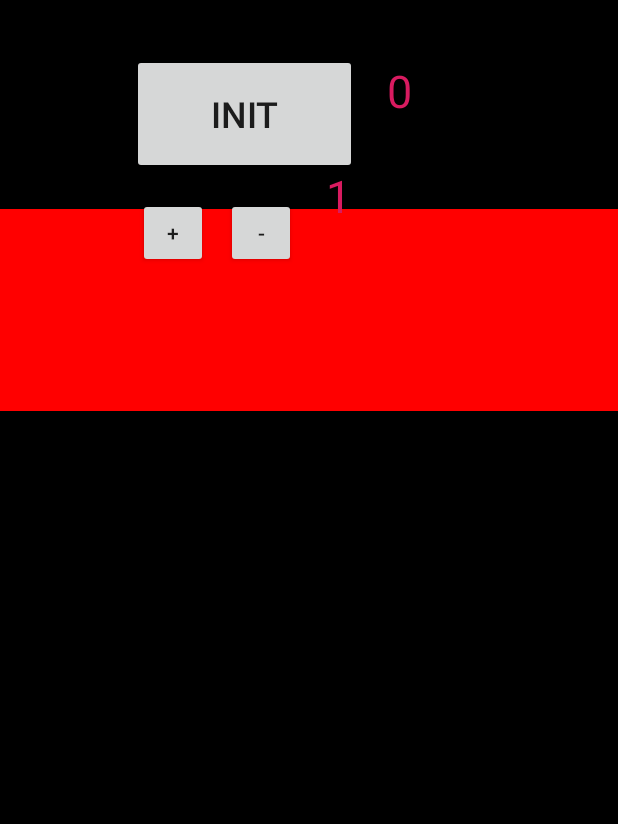
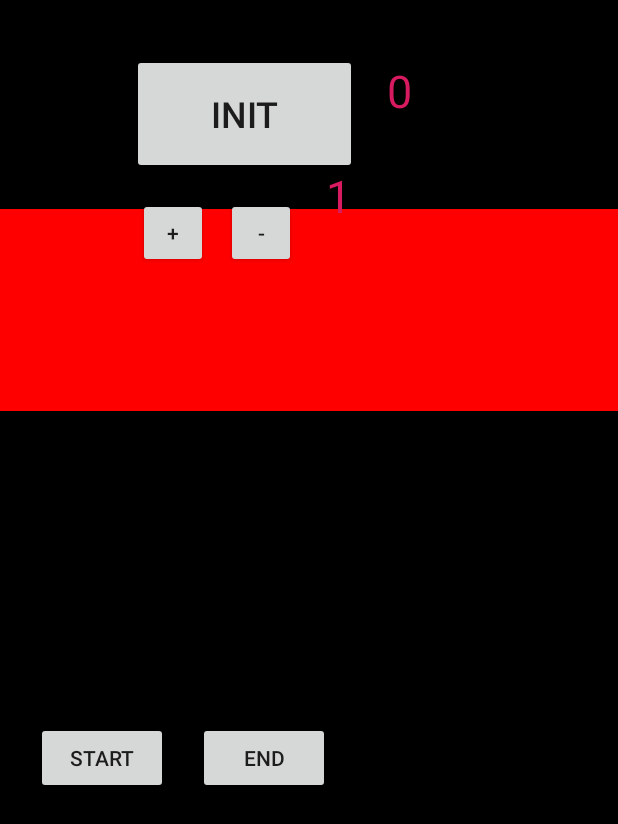
Before and after one commit to YoungboShim/HeadTiltTest, an Android app: the screen it shows after launch (MainActivity), on a phone screen of 412 x 824 dp. Shown: the top 824 px of the screen. Run offline under Robolectric (Android 15) with nearby library versions, the phone set to English and light mode, and no system bars; libraries missing offline, so code that uses them is left out: com.hoho.android; 6 statements that could not run were skipped.

Commit message:
Modified minor for nod logging

```diff
--- /dev/null
+++ b/app/src/main/java/com/aramshim/headtilttest/GestureClassifier.java
@@ -0,0 +1,4 @@
+package com.aramshim.headtilttest;
+
+public class GestureClassifier {
+}
--- a/app/src/main/java/com/aramshim/headtilttest/MainActivity.java
+++ b/app/src/main/java/com/aramshim/headtilttest/MainActivity.java
@@ -126,6 +126,12 @@ public class MainActivity extends AppCompatActivity {
                     dwellTimer.schedule(confirmTask, 2000);
                 }
                 imageview2.setSelectedPosition(tempX, tempY);
+
+                try {
+                    dLogger.write(strData);
+                } catch (IOException e) {
+                    e.printStackTrace();
+                }
             }
 
             mText3.setText("Rotation: " + String.valueOf(yaw));
@@ -136,11 +142,6 @@ public class MainActivity extends AppCompatActivity {
             //double rotation = headYaw - chestYaw - initAngle;
             //imageview2.setAngle(rotation);
             //mText3.setText("Rotation: " + String.valueOf(rotation));
-        }
-        try {
-            dLogger.write(strData);
-        } catch (IOException e) {
-            e.printStackTrace();
         }
     }
 
@@ -254,7 +255,7 @@ public class MainActivity extends AppCompatActivity {
         });
 
         btnStart = (Button) findViewById(R.id.buttonStart);
-        btnStart.setVisibility(View.INVISIBLE);
+        //btnStart.setVisibility(View.INVISIBLE);
         btnStart.setOnClickListener(new Button.OnClickListener() {
             @Override
             public void onClick(View v) {
@@ -266,7 +267,7 @@ public class MainActivity extends AppCompatActivity {
             }
         });
         btnEnd = (Button) findViewById(R.id.buttonEnd);
-        btnEnd.setVisibility(View.INVISIBLE);
+        //btnEnd.setVisibility(View.INVISIBLE);
         btnEnd.setOnClickListener(new Button.OnClickListener() {
             @Override
             public void onClick(View v) {
@@ -383,7 +384,6 @@ public class MainActivity extends AppCompatActivity {
     @Override
     protected void onResume(){
         super.onResume();
-
     }
 
     private void stopIoManager() {
--- a/app/src/main/res/layout/activity_main.xml
+++ b/app/src/main/res/layout/activity_main.xml
@@ -181,8 +181,8 @@
         android:id="@+id/buttonStart"
         android:layout_width="wrap_content"
         android:layout_height="wrap_content"
-        android:layout_marginStart="28dp"
-        android:layout_marginTop="188dp"
+        android:layout_marginStart="24dp"
+        android:layout_marginTop="384dp"
         android:text="Start"
         app:layout_constraintStart_toStartOf="parent"
         app:layout_constraintTop_toBottomOf="@+id/editText" />
@@ -192,8 +192,8 @@
         android:id="@+id/buttonEnd"
         android:layout_width="wrap_content"
         android:layout_height="wrap_content"
-        android:layout_marginStart="12dp"
-        android:layout_marginTop="188dp"
+        android:layout_marginStart="20dp"
+        android:layout_marginTop="384dp"
         android:text="End"
         app:layout_constraintStart_toEndOf="@+id/buttonStart"
         app:layout_constraintTop_toBottomOf="@+id/editText" />
@@ -202,8 +202,8 @@
         android:id="@+id/buttonCheck"
         android:layout_width="wrap_content"
         android:layout_height="wrap_content"
-        android:layout_marginStart="12dp"
-        android:layout_marginTop="188dp"
+        android:layout_marginStart="8dp"
+        android:layout_marginTop="384dp"
         android:text="Check"
         app:layout_constraintStart_toEndOf="@+id/buttonEnd"
         app:layout_constraintTop_toBottomOf="@+id/editText" />
```
